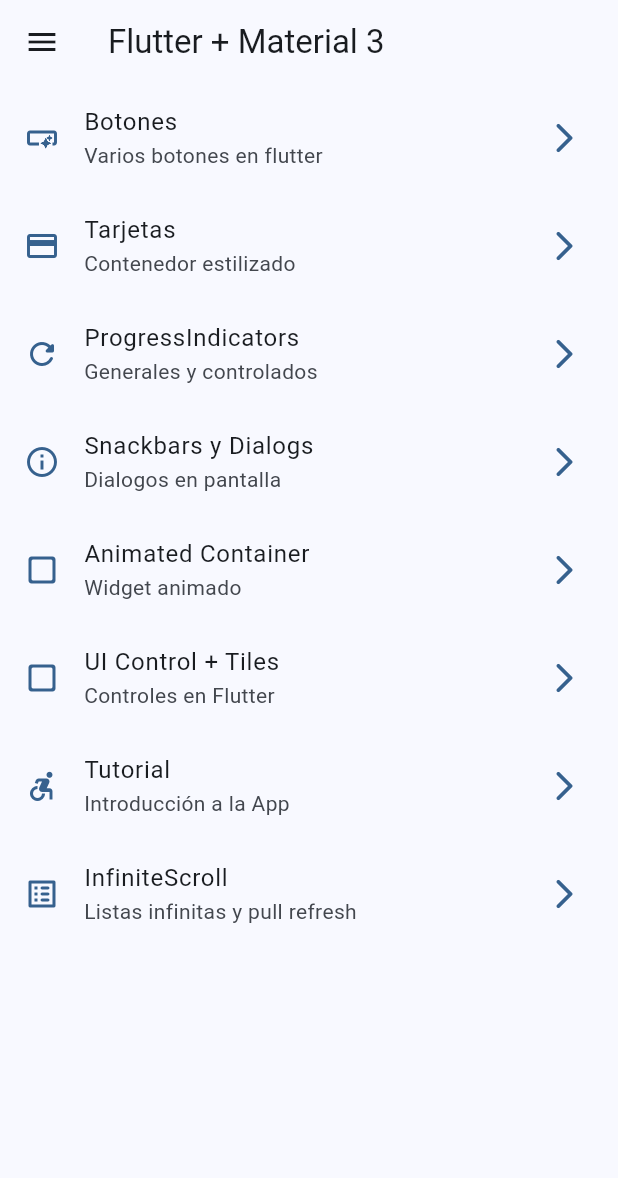
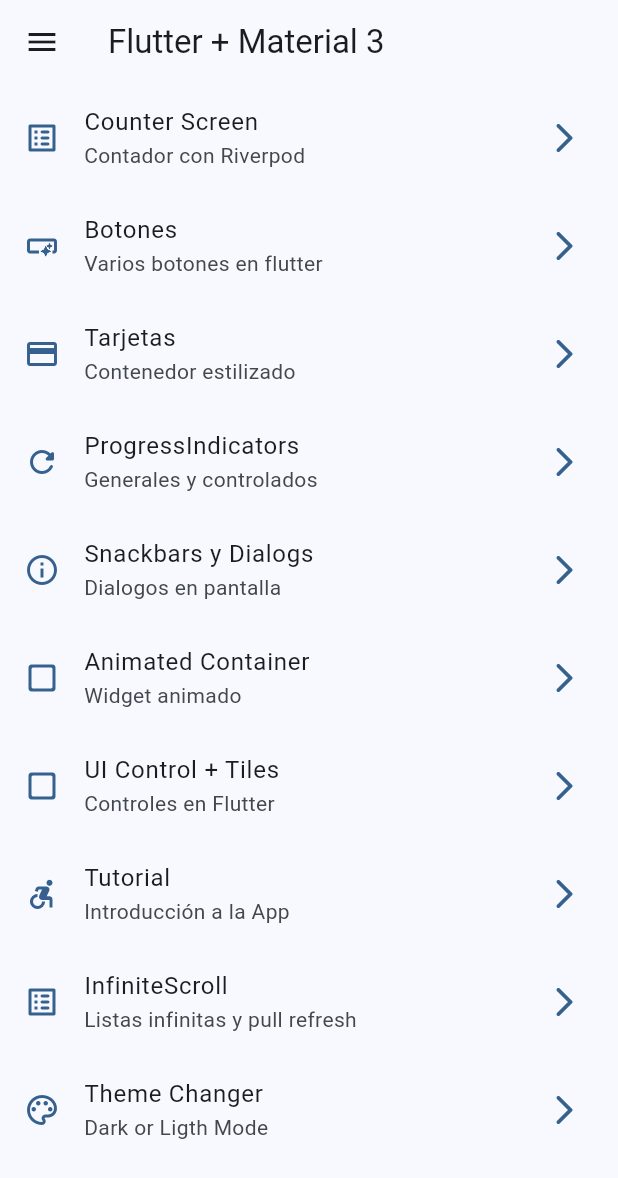
Before and after one commit to garguidevsw/widgets_app_flutter, a Flutter app: the screen it shows after launch, on a phone screen of 412 x 824 dp. Shown: the top 1178 px of the screen. Run offline on Flutter 3.47's test engine with Material 2 defaults, Android fonts, the phone set to English and light mode, and no system bars; our stand-ins replace animate_do, flutter_riverpod, go_router.

Commit message:
add riverpod basic

```diff
--- a/lib/config/menu/menu_items.dart
+++ b/lib/config/menu/menu_items.dart
@@ -15,6 +15,12 @@ class MenuItem {
 }
 
 const appMenuItems = <MenuItem>[
+  MenuItem(
+    title: 'Counter Screen',
+    subTitle: 'Contador con Riverpod',
+    link: '/counter',
+    icon: Icons.list_alt_rounded,
+  ),
   MenuItem(
     title: 'Botones',
     subTitle: 'Varios botones en flutter',
@@ -63,4 +69,10 @@ const appMenuItems = <MenuItem>[
     link: '/infinite',
     icon: Icons.list_alt_rounded,
   ),
+  MenuItem(
+    title: 'Theme Changer',
+    subTitle: 'Dark or Ligth Mode',
+    link: '/theme-changer',
+    icon: Icons.color_lens_outlined,
+  ),
 ];
--- a/lib/config/router/app_router.dart
+++ b/lib/config/router/app_router.dart
@@ -50,5 +50,15 @@ final appRouter = GoRouter(
       name: InfiniteScrollScreen.name,
       builder: (context, state) => const InfiniteScrollScreen(),
     ),
+    GoRoute(
+      path: '/counter',
+      name: CounterScreen.name,
+      builder: (context, state) => const CounterScreen(),
+    ),
+    GoRoute(
+      path: '/theme-changer',
+      name: ThemeChangerScreen.name,
+      builder: (context, state) => const ThemeChangerScreen(),
+    ),
   ],
 );
--- a/lib/config/theme/app_theme.dart
+++ b/lib/config/theme/app_theme.dart
@@ -13,15 +13,18 @@ const colorList = <Color>[
 
 class AppTheme {
   final int selectedColor;
+  final bool isDarkMode;
 
   AppTheme({
     this.selectedColor = 0,
+    this.isDarkMode = false,
   })  : assert(selectedColor >= 0, 'selectedColor must be greater than 0'),
         assert(selectedColor < colorList.length,
             'selectedColor must be less or equal than ${colorList.length - 1}');
 
   ThemeData getTheme() => ThemeData(
         useMaterial3: true,
+        brightness: isDarkMode ? Brightness.dark : Brightness.light,
         colorSchemeSeed: colorList[selectedColor],
         appBarTheme: const AppBarTheme(
           centerTitle: false,
--- a/lib/main.dart
+++ b/lib/main.dart
@@ -1,20 +1,27 @@
 import 'package:flutter/material.dart';
+import 'package:flutter_riverpod/flutter_riverpod.dart';
 import 'package:widgets_app/config/router/app_router.dart';
 import 'package:widgets_app/config/theme/app_theme.dart';
+import 'package:widgets_app/presentation/providers/theme_provider.dart';
 
 void main() {
-  runApp(const MainApp());
+  runApp(
+    const ProviderScope(child: MainApp()),
+  );
 }
 
-class MainApp extends StatelessWidget {
+class MainApp extends ConsumerWidget {
   const MainApp({super.key});
 
   @override
-  Widget build(BuildContext context) {
+  Widget build(BuildContext context, WidgetRef ref) {
+    final bool isDarkMode = ref.watch(isDarkModeProvider);
+    final int selectedColor = ref.watch(selectedColorProvider);
     return MaterialApp.router(
       title: 'Flutter Widgets',
       debugShowCheckedModeBanner: false,
-      theme: AppTheme(selectedColor: 0).getTheme(),
+      theme: AppTheme(selectedColor: selectedColor, isDarkMode: isDarkMode)
+          .getTheme(),
       routerConfig: appRouter,
     );
   }
--- /dev/null
+++ b/lib/presentation/providers/counter_provider.dart
@@ -0,0 +1,3 @@
+import 'package:flutter_riverpod/flutter_riverpod.dart';
+
+final counterProvider = StateProvider<int>((ref) => 5);
--- /dev/null
+++ b/lib/presentation/providers/theme_provider.dart
@@ -0,0 +1,9 @@
+import 'package:flutter_riverpod/flutter_riverpod.dart';
+import 'package:widgets_app/config/theme/app_theme.dart';
+
+final isDarkModeProvider = StateProvider<bool>((ref) => false);
+
+//Listado de colores inmutables
+final colorListProvider = Provider((ref) => colorList);
+
+final selectedColorProvider = StateProvider<int>((ref) => 0);
--- a/lib/presentation/screens/screens.dart
+++ b/lib/presentation/screens/screens.dart
@@ -1,3 +1,7 @@
+export 'package:widgets_app/presentation/screens/theme_changer/theme_changer_screen.dart';
+
+export 'package:widgets_app/presentation/screens/counter/counter_screen.dart';
+
 export 'package:widgets_app/presentation/screens/animated/animated_screen.dart';
 export 'package:widgets_app/presentation/screens/app_tutorial/app_tutorial_screen.dart';
 export 'package:widgets_app/presentation/screens/buttons/buttons_screen.dart';
--- a/pubspec.yaml
+++ b/pubspec.yaml
@@ -10,6 +10,7 @@ dependencies:
   animate_do: ^3.0.2
   flutter:
     sdk: flutter
+  flutter_riverpod: ^2.3.6
   go_router: ^7.0.0
 
 dev_dependencies:
```
Also changed, not shown: lib/presentation/screens/counter/counter_screen.dart (added, +44 -0 lines), lib/presentation/screens/theme_changer/theme_changer_screen.dart (added, +62 -0 lines), pubspec.lock.
